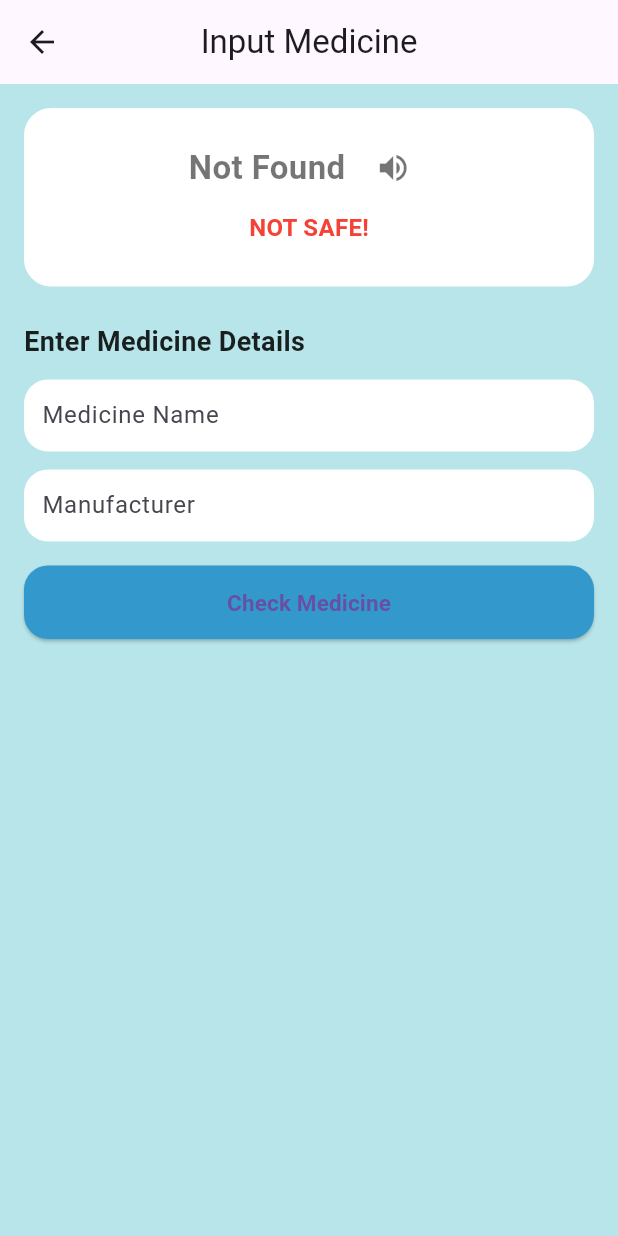
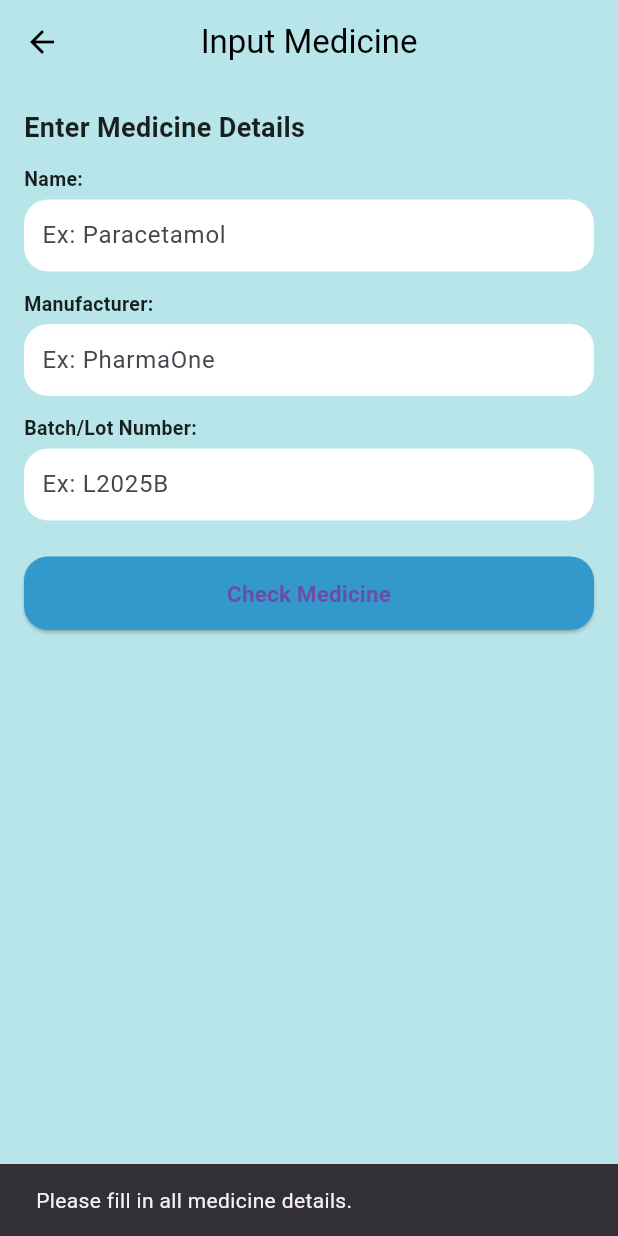
Before and after one commit to yssaarong/SE-QRx, a Flutter app: the InputMedicineScreen screen opened directly, after a tap on "Check Medicine", on a phone screen of 412 x 824 dp. Run offline on Flutter 3.47's test engine with Material 3 defaults, Android fonts, the phone set to English and light mode, and no system bars; our stand-ins replace flutter_tts; missing offline and left inert: mobile_scanner.

Commit message:
Added the full medicine details if it is SAFE.

```diff
--- a/qrx_app/lib/input_medicine_screen.dart
+++ b/qrx_app/lib/input_medicine_screen.dart
@@ -1,5 +1,5 @@
 import 'package:flutter/material.dart';
-import 'package:flutter_tts/flutter_tts.dart';
+import 'medicine_details_screen.dart';
 import 'medicine_database.dart';
 
 class InputMedicineScreen extends StatefulWidget {
@@ -12,214 +12,79 @@ class InputMedicineScreen extends StatefulWidget {
 class _InputMedicineScreenState extends State<InputMedicineScreen> {
   final TextEditingController _medicineController = TextEditingController();
   final TextEditingController _manufacturerController = TextEditingController();
-  final FlutterTts flutterTts = FlutterTts();
-
-  bool _submitted = false;
-  bool _isSafe = false;
-  String _statusMessage = "";
-  String _medicineStatus = "";
-
-  @override
-  void initState() {
-    super.initState();
-    _initTts();
-  }
+  final TextEditingController _batchController = TextEditingController();
 
   @override
   void dispose() {
-    flutterTts.stop();
     _medicineController.dispose();
     _manufacturerController.dispose();
+    _batchController.dispose();
     super.dispose();
   }
 
-  void _initTts() async {
-    await flutterTts.setLanguage("en-US");
-    await flutterTts.setSpeechRate(0.5);
-  }
+  void _checkAndNavigate() {
+    final name = _medicineController.text.trim();
+    final manufacturer = _manufacturerController.text.trim();
+    final batch = _batchController.text.trim();
 
-  void _validateMedicine() {
-    flutterTts.stop();
-
-    setState(() {
-      _submitted = true;
-      final inputMedicine = _medicineController.text.trim();
-      final inputManufacturer = _manufacturerController.text.trim();
-
-      if (inputMedicine.isEmpty || inputManufacturer.isEmpty) {
-        _isSafe = false;
-        _medicineStatus = "Not Found";
-        _statusMessage = "Please fill in all fields";
-        _speakResult("Please fill in both the medicine name and manufacturer.");
+    // 1) Require all fields
+    if (name.isEmpty || manufacturer.isEmpty || batch.isEmpty) {
+      ScaffoldMessenger.of(context).showSnackBar(
+        const SnackBar(content: Text('Please fill in all medicine details.')),
+      );
       return;
     }
 
-      bool found = false;
-      for (final med in medicineDatabase) {
-        if (med['name']!.toLowerCase() == inputMedicine.toLowerCase() &&
-            med['manufacturer']!.toLowerCase() ==
-                inputManufacturer.toLowerCase()) {
-          found = true;
-          _medicineStatus = med['status']!;
-          _statusMessage = med['status']!;
-          _isSafe = med['status'] == 'Safe';
-          break;
-        }
+    // 2) Check against medicineDatabase (name + manufacturer + batch)
+    final match = medicineDatabase.firstWhere(
+      (m) =>
+          m['name']!.toLowerCase() == name.toLowerCase() &&
+          m['manufacturer']!.toLowerCase() == manufacturer.toLowerCase() &&
+          m['batch']!.toLowerCase() == batch.toLowerCase(),
+      orElse: () => {},
+    );
+
+    if (match.isEmpty) {
+      ScaffoldMessenger.of(context).showSnackBar(
+        const SnackBar(content: Text('Medicine not found in database.')),
+      );
+      return;
     }
 
-      if (!found) {
-        _isSafe = false;
-        _medicineStatus = "Not Found";
-        _statusMessage = "Medicine NOT found in database";
-      }
-
-      _speakResultLogic(inputMedicine);
-    });
-  }
-
-  void _speakResultLogic(String name) {
-    String speech = "";
-    if (_medicineStatus == "Safe") {
-      speech = "The medicine $name is Verified Safe to use.";
-    } else if (_medicineStatus == "Not Found") {
-      speech =
-          "Medicine not found in the database. Please check your spelling.";
-    } else if (_medicineStatus == "Counterfeit") {
-      speech = "Warning. The medicine $name appears to be Counterfeit.";
-    } else {
-      speech = "Warning. The medicine $name is $_medicineStatus.";
-    }
-    _speakResult(speech);
-  }
-
-  Future<void> _speakResult(String text) async {
-    await flutterTts.speak(text);
-  }
-
-  Color _getStatusColor() {
-    switch (_medicineStatus) {
-      case 'Safe':
-        return Colors.green;
-      case 'Counterfeit':
-        return Colors.red;
-      case 'Expired':
-        return Colors.orange;
-      default:
-        return Colors.black54;
-    }
+    // 3) If found, go to result screen with status
+    Navigator.push(
+      context,
+      MaterialPageRoute(
+        builder: (_) => MedicineDetailsScreen(
+          status: match['status']!, // Safe / Counterfeit
+        ),
+      ),
+    );
   }
 
   @override
   Widget build(BuildContext context) {
-    final Color statusColor = _getStatusColor();
-
     return Scaffold(
+      backgroundColor: const Color(0xFFB7E5EA),
       appBar: AppBar(
-        title: const Text('Input Medicine'),
+        backgroundColor: const Color(0xFFB7E5EA),
+        elevation: 0,
+        leading: IconButton(
+          icon: const Icon(Icons.arrow_back, color: Colors.black),
+          onPressed: () => Navigator.pop(context),
+        ),
         centerTitle: true,
-        elevation: 0,
+        title: const Text(
+          'Input Medicine',
+          style: TextStyle(color: Colors.black),
         ),
-      body: Container(
-        color: const Color(0xFFB7E5EA),
-        child: SafeArea(
+      ),
+      body: SafeArea(
         child: Padding(
           padding: const EdgeInsets.all(16.0),
           child: Column(
             crossAxisAlignment: CrossAxisAlignment.start,
             children: [
-                // RESULT CARD TOP
-                Container(
-                  width: double.infinity,
-                  padding: const EdgeInsets.all(16),
-                  decoration: BoxDecoration(
-                    color: Colors.white,
-                    borderRadius: BorderRadius.circular(18),
-                  ),
-                  child: Column(
-                    crossAxisAlignment: CrossAxisAlignment.center,
-                    children: [
-                      // Status Text + Audio Button Row
-                      if (_submitted)
-                        Row(
-                          mainAxisAlignment: MainAxisAlignment.center,
-                          children: [
-                            Text(
-                              _medicineStatus,
-                              style: TextStyle(
-                                fontSize: 22,
-                                fontWeight: FontWeight.bold,
-                                color: statusColor,
-                              ),
-                            ),
-                            const SizedBox(width: 8),
-                            // THE SMALL BUTTON
-                            IconButton(
-                              icon: const Icon(Icons.volume_up),
-                              color: statusColor,
-                              onPressed: () => _speakResultLogic(
-                                  _medicineController.text.isNotEmpty
-                                      ? _medicineController.text
-                                      : "Unknown"),
-                            ),
-                          ],
-                        ),
-
-                      if (_submitted && !_isSafe) const SizedBox(height: 4),
-                      if (_submitted && !_isSafe)
-                        const Text(
-                          "NOT SAFE!",
-                          style: TextStyle(
-                            fontSize: 16,
-                            fontWeight: FontWeight.bold,
-                            color: Colors.red,
-                          ),
-                        ),
-                      const SizedBox(height: 12),
-                      if (_submitted && _isSafe)
-                        Container(
-                          width: double.infinity,
-                          padding: const EdgeInsets.all(12),
-                          decoration: BoxDecoration(
-                            color: const Color(0xFFE3EBFF),
-                            borderRadius: BorderRadius.circular(12),
-                          ),
-                          child: Column(
-                            crossAxisAlignment: CrossAxisAlignment.start,
-                            children: [
-                              const Text(
-                                "Medicine Info",
-                                style: TextStyle(
-                                  fontSize: 12,
-                                  fontWeight: FontWeight.bold,
-                                ),
-                              ),
-                              const SizedBox(height: 4),
-                              Text(
-                                "Name: ${_medicineController.text}",
-                                style: const TextStyle(fontSize: 11),
-                              ),
-                              Text(
-                                "Manufacturer: ${_manufacturerController.text}",
-                                style: const TextStyle(fontSize: 11),
-                              ),
-                              const SizedBox(height: 4),
-                              const Text(
-                                "Status: Verified & Safe to Use",
-                                style: TextStyle(
-                                  fontSize: 11,
-                                  fontWeight: FontWeight.bold,
-                                  color: Colors.green,
-                                ),
-                              ),
-                            ],
-                          ),
-                        ),
-                    ],
-                  ),
-                ),
-
-                const SizedBox(height: 24),
-
               const Text(
                 "Enter Medicine Details",
                 style: TextStyle(
@@ -230,7 +95,16 @@ class _InputMedicineScreenState extends State<InputMedicineScreen> {
               ),
               const SizedBox(height: 12),
 
-                // TEXT FIELDS
+              // NAME
+              const Text(
+                "Name:",
+                style: TextStyle(
+                  fontSize: 13,
+                  fontWeight: FontWeight.w600,
+                  color: Colors.black87,
+                ),
+              ),
+              const SizedBox(height: 4),
               Container(
                 decoration: BoxDecoration(
                   color: Colors.white,
@@ -241,11 +115,22 @@ class _InputMedicineScreenState extends State<InputMedicineScreen> {
                   controller: _medicineController,
                   decoration: const InputDecoration(
                     border: InputBorder.none,
-                      hintText: 'Medicine Name',
+                    hintText: 'Ex: Paracetamol',
                   ),
                 ),
               ),
               const SizedBox(height: 12),
+
+              // MANUFACTURER
+              const Text(
+                "Manufacturer:",
+                style: TextStyle(
+                  fontSize: 13,
+                  fontWeight: FontWeight.w600,
+                  color: Colors.black87,
+                ),
+              ),
+              const SizedBox(height: 4),
               Container(
                 decoration: BoxDecoration(
                   color: Colors.white,
@@ -256,18 +141,43 @@ class _InputMedicineScreenState extends State<InputMedicineScreen> {
                   controller: _manufacturerController,
                   decoration: const InputDecoration(
                     border: InputBorder.none,
-                      hintText: 'Manufacturer',
+                    hintText: 'Ex: PharmaOne',
                   ),
                 ),
               ),
+              const SizedBox(height: 12),
 
-                const SizedBox(height: 16),
+              // BATCH / LOT
+              const Text(
+                "Batch/Lot Number:",
+                style: TextStyle(
+                  fontSize: 13,
+                  fontWeight: FontWeight.w600,
+                  color: Colors.black87,
+                ),
+              ),
+              const SizedBox(height: 4),
+              Container(
+                decoration: BoxDecoration(
+                  color: Colors.white,
+                  borderRadius: BorderRadius.circular(16),
+                ),
+                padding: const EdgeInsets.symmetric(horizontal: 12),
+                child: TextField(
+                  controller: _batchController,
+                  decoration: const InputDecoration(
+                    border: InputBorder.none,
+                    hintText: 'Ex: L2025B',
+                  ),
+                ),
+              ),
+              const SizedBox(height: 24),
 
-                // BUTTON
+              // CHECK BUTTON
               SizedBox(
                 width: double.infinity,
                 child: ElevatedButton(
-                    onPressed: _validateMedicine,
+                  onPressed: _checkAndNavigate,
                   style: ElevatedButton.styleFrom(
                     backgroundColor: const Color(0xFF3399CC),
                     padding: const EdgeInsets.symmetric(vertical: 14),
@@ -288,7 +198,6 @@ class _InputMedicineScreenState extends State<InputMedicineScreen> {
           ),
         ),
       ),
-      ),
     );
   }
 }
--- a/qrx_app/lib/medicine_database.dart
+++ b/qrx_app/lib/medicine_database.dart
@@ -1,7 +1,22 @@
 final List<Map<String, String>> medicineDatabase = [
-  {'name': 'Paracetamol', 'manufacturer': 'PharmaOne', 'status': 'Safe'},
-  {'name': 'Amoxicillin', 'manufacturer': 'HealthCorp', 'status': 'Safe'},
-  {'name': 'FakeCure', 'manufacturer': 'Unknown', 'status': 'Counterfeit'},
+  {
+    'name': 'Paracetamol',
+    'manufacturer': 'PharmaOne',
+    'batch': 'L2025B',
+    'status': 'Safe',
+  },
+  {
+    'name': 'Amoxicillin',
+    'manufacturer': 'HealthCorp',
+    'batch': 'AMX-101',
+    'status': 'Safe',
+  },
+  {
+    'name': 'FakeCure',
+    'manufacturer': 'Unknown',
+    'batch': 'FK-999',
+    'status': 'Counterfeit',
+  },
 ];
 
 String verifyMedicine(String name) {
--- a/qrx_app/lib/medicine_details_screen.dart
+++ b/qrx_app/lib/medicine_details_screen.dart
@@ -1,7 +1,9 @@
 import 'package:flutter/material.dart';
 
 class MedicineDetailsScreen extends StatefulWidget {
-  const MedicineDetailsScreen({super.key});
+  final String status;
+
+  const MedicineDetailsScreen({super.key, required this.status});
 
   @override
   State<MedicineDetailsScreen> createState() => _MedicineDetailsScreenState();
```
Lines whose indentation alone changed are shown as unchanged.
